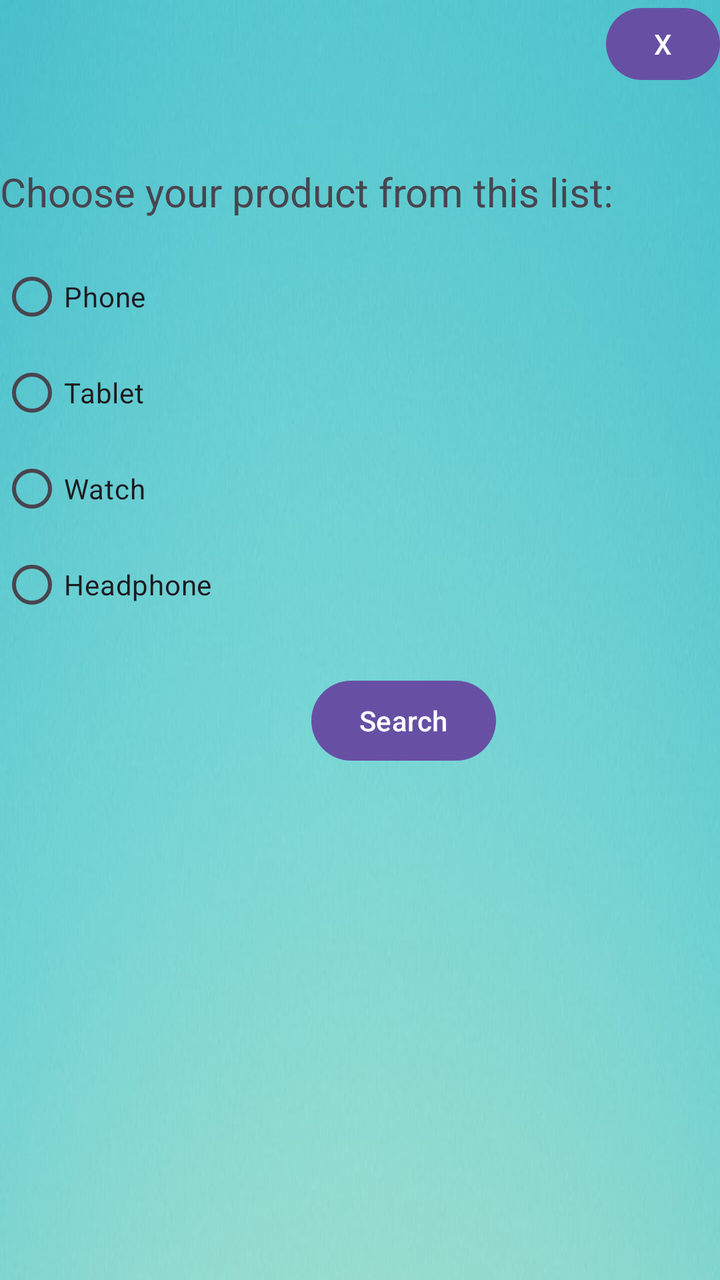
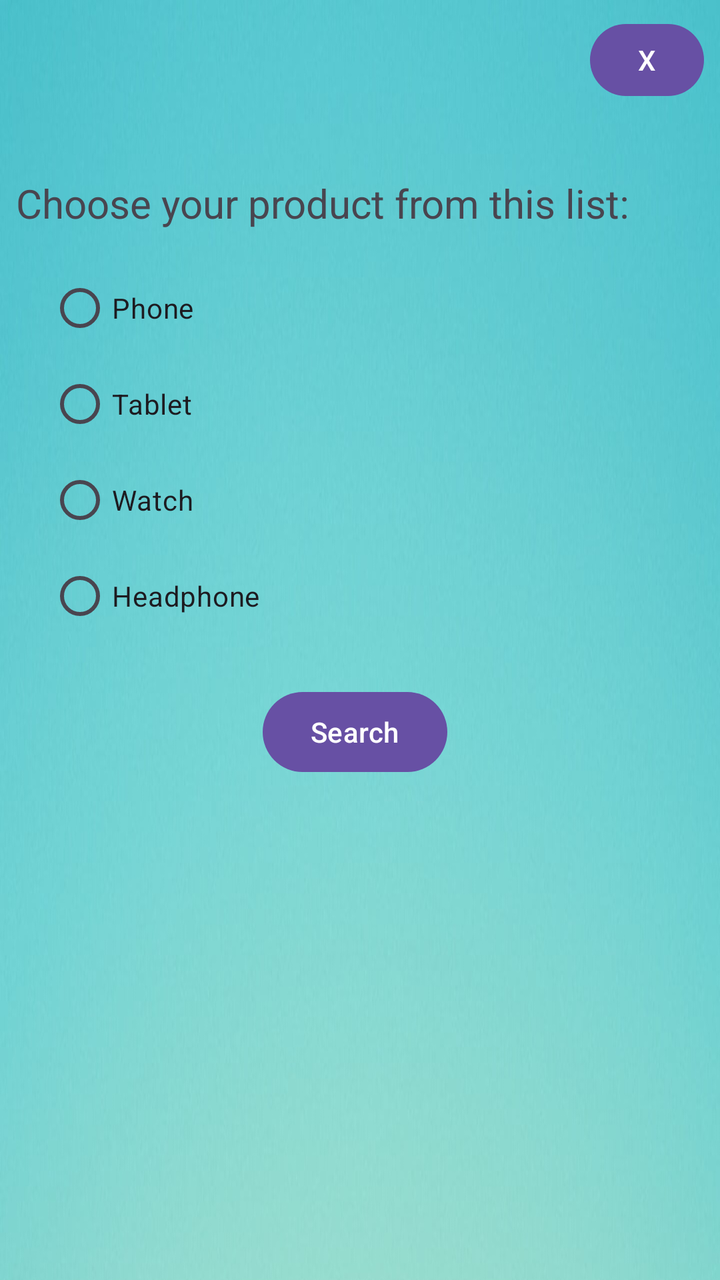

An Android layout rendered at two revisions. The XML below is the earlier revision; the diff shows what the commit changed to produce the second picture.
<!-- AndroidManifest.xml: application theme Theme.PriceCompare -->
<!-- res/layout/activity_main.xml -->
<?xml version="1.0" encoding="utf-8"?>
<androidx.constraintlayout.widget.ConstraintLayout xmlns:android="http://schemas.android.com/apk/res/android"
    xmlns:app="http://schemas.android.com/apk/res-auto"
    xmlns:tools="http://schemas.android.com/tools"
    android:id="@+id/main"
    android:layout_width="match_parent"
    android:layout_height="match_parent"
    android:background="@drawable/background"
    tools:context=".MainActivity">

    <androidx.constraintlayout.widget.ConstraintLayout
        android:layout_width="410dp"
        android:layout_height="323dp"
        app:layout_constraintBottom_toBottomOf="parent"
        app:layout_constraintStart_toStartOf="parent"
        app:layout_constraintTop_toTopOf="parent"
        app:layout_constraintVertical_bias="0.26">

        <TextView
            android:id="@+id/textView"
            android:layout_width="368dp"
            android:layout_height="42dp"
            android:text="Choose your product from this list:"
            android:textSize="20sp"
            app:layout_constraintStart_toStartOf="parent"
            app:layout_constraintTop_toTopOf="parent" />

        <RadioGroup
            android:id="@+id/radioGroup"
            android:layout_width="0dp"
            android:layout_height="wrap_content"
            app:layout_constraintEnd_toEndOf="@+id/textView"
            app:layout_constraintStart_toStartOf="parent"
            app:layout_constraintTop_toBottomOf="@+id/textView">

            <RadioButton
                android:id="@+id/radioPhone"
                android:layout_width="match_parent"
                android:layout_height="wrap_content"
                android:text="Phone" />

            <RadioButton
                android:id="@+id/radioTablet"
                android:layout_width="match_parent"
                android:layout_height="wrap_content"
                android:text="Tablet" />

            <RadioButton
                android:id="@+id/radioWatch"
                android:layout_width="match_parent"
                android:layout_height="wrap_content"
                android:text="Watch" />

            <RadioButton
                android:id="@+id/radioHeadphone"
                android:layout_width="match_parent"
                android:layout_height="wrap_content"
                android:text="Headphone" />
        </RadioGroup>

        <Button
            android:id="@+id/buttonSearch"
            android:layout_width="wrap_content"
            android:layout_height="wrap_content"
            android:layout_marginTop="20dp"
            android:text="Search"
            android:onClick="SearchActiity"
            app:layout_constraintBottom_toBottomOf="parent"
            app:layout_constraintEnd_toEndOf="parent"
            app:layout_constraintHorizontal_bias="0.49"
            app:layout_constraintStart_toStartOf="parent"
            app:layout_constraintTop_toBottomOf="@+id/radioGroup"
            app:layout_constraintVertical_bias="0.0" />
    </androidx.constraintlayout.widget.ConstraintLayout>

    <Button
        android:id="@+id/exitBtn"
        android:layout_width="57dp"
        android:layout_height="44dp"
        android:text="X"
        android:visibility="visible"
        app:layout_constraintEnd_toEndOf="parent"
        app:layout_constraintTop_toTopOf="parent" />


</androidx.constraintlayout.widget.ConstraintLayout>
<!-- resources referenced by this layout -->
<resources>
  <!-- drawable background: jpg bitmap (drawable, 371065 bytes) -->
  <style name="Theme.PriceCompare" parent="Base.Theme.PriceCompare" />
  <style name="Base.Theme.PriceCompare" parent="Theme.Material3.DayNight.NoActionBar">
          
          
      </style>
</resources>

<!-- the commit's change to res/layout/activity_main.xml (unified diff, before → after) -->
@@ -9,9 +9,12 @@
     tools:context=".MainActivity">
 
     <androidx.constraintlayout.widget.ConstraintLayout
-        android:layout_width="410dp"
-        android:layout_height="323dp"
+        android:layout_width="0dp"
+        android:layout_height="wrap_content"
+        android:layout_marginStart="8dp"
+        android:layout_marginEnd="8dp"
         app:layout_constraintBottom_toBottomOf="parent"
+        app:layout_constraintEnd_toEndOf="parent"
         app:layout_constraintStart_toStartOf="parent"
         app:layout_constraintTop_toTopOf="parent"
         app:layout_constraintVertical_bias="0.26">
@@ -29,6 +32,7 @@
             android:id="@+id/radioGroup"
             android:layout_width="0dp"
             android:layout_height="wrap_content"
+            android:layout_marginStart="16dp"
             app:layout_constraintEnd_toEndOf="@+id/textView"
             app:layout_constraintStart_toStartOf="parent"
             app:layout_constraintTop_toBottomOf="@+id/textView">
@@ -63,24 +67,37 @@
             android:layout_width="wrap_content"
             android:layout_height="wrap_content"
             android:layout_marginTop="20dp"
+            android:onClick="SearchActiity"
             android:text="Search"
-            android:onClick="SearchActiity"
-            app:layout_constraintBottom_toBottomOf="parent"
             app:layout_constraintEnd_toEndOf="parent"
             app:layout_constraintHorizontal_bias="0.49"
             app:layout_constraintStart_toStartOf="parent"
-            app:layout_constraintTop_toBottomOf="@+id/radioGroup"
-            app:layout_constraintVertical_bias="0.0" />
+            app:layout_constraintTop_toBottomOf="@+id/radioGroup" />
     </androidx.constraintlayout.widget.ConstraintLayout>
+
+    <include
+        layout="@layout/exit_layout" />
+
+
+</androidx.constraintlayout.widget.ConstraintLayout>
+<!-- res/layout/exit_layout.xml (included above) -->
+<?xml version="1.0" encoding="utf-8"?>
+<androidx.constraintlayout.widget.ConstraintLayout xmlns:android="http://schemas.android.com/apk/res/android"
+    xmlns:app="http://schemas.android.com/apk/res-auto"
+    xmlns:tools="http://schemas.android.com/tools"
+    android:layout_width="match_parent"
+    android:layout_height="wrap_content">
+
 
     <Button
         android:id="@+id/exitBtn"
         android:layout_width="57dp"
         android:layout_height="44dp"
+        android:layout_marginTop="8dp"
+        android:layout_marginEnd="8dp"
         android:text="X"
         android:visibility="visible"
         app:layout_constraintEnd_toEndOf="parent"
         app:layout_constraintTop_toTopOf="parent" />
 
-
 </androidx.constraintlayout.widget.ConstraintLayout>
